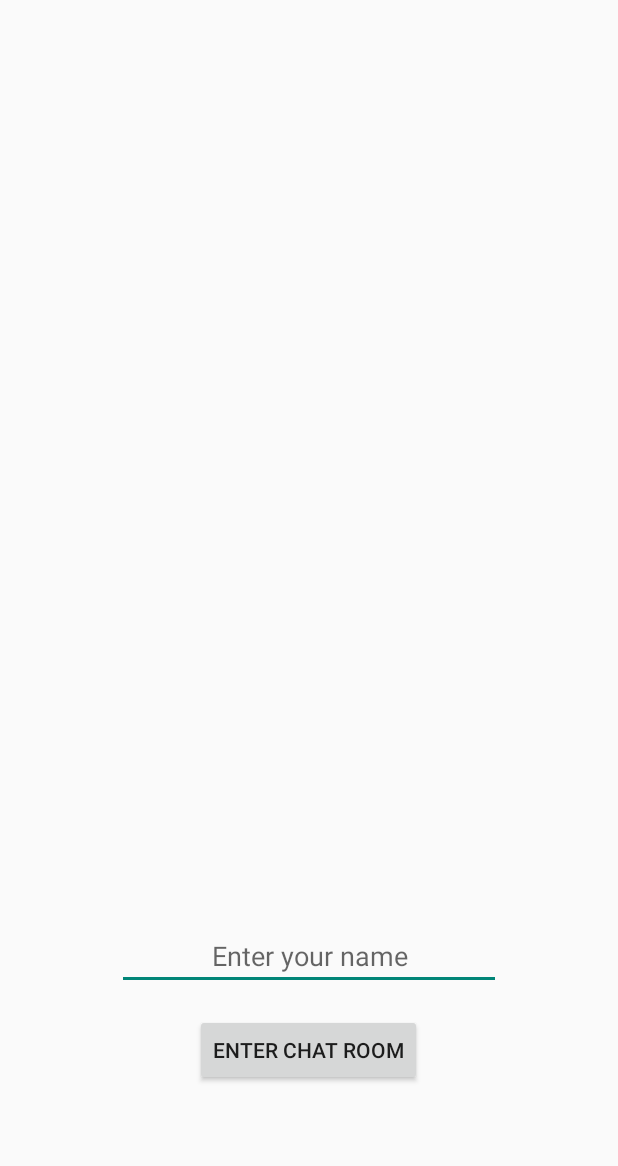
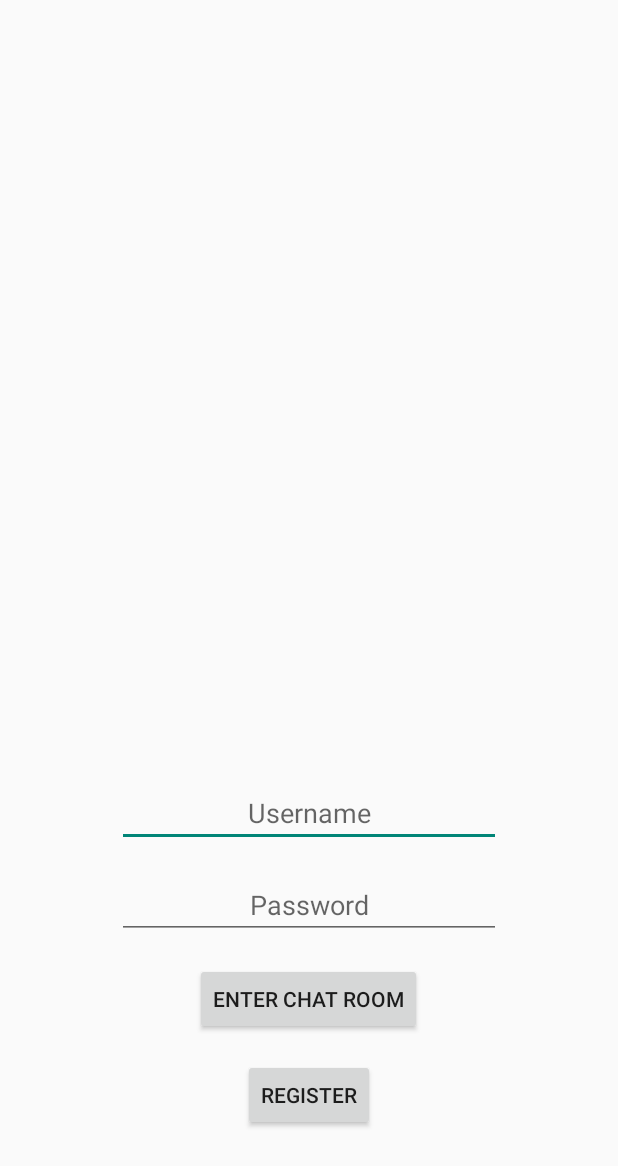
Before and after one commit to adamkoder/ChatterApp, an Android app: the screen it shows after launch (LoginActivity), on a phone screen of 412 x 824 dp. Shown: the top 1166 px of the screen. Run offline under Robolectric (Android 15) with nearby library versions, the phone set to English and light mode, and no system bars.

Commit message:
Added user registration has bugs

```diff
--- a/app/build.gradle
+++ b/app/build.gradle
@@ -28,4 +28,5 @@ dependencies {
     implementation 'com.android.support:recyclerview-v7:28.0.0'
     implementation 'com.android.support:design:28.0.0'
     implementation 'com.google.code.gson:gson:2.8.5'
+    implementation 'com.xeoh.android:text-highlighter:1.0.1'
 }
--- a/app/src/main/res/drawable/message_bg_shape.xml
+++ b/app/src/main/res/drawable/other_users_background.xml
@@ -1,8 +1,8 @@
 <?xml version="1.0" encoding="utf-8"?>
 <shape xmlns:android="http://schemas.android.com/apk/res/android">
-    <corners android:radius="20dp"/>
-    <gradient android:startColor="@color/gradientStart"
-              android:endColor="@color/gradientEnd"
+    <corners android:radius="12dp"/>
+    <gradient android:startColor="#02BDA3"
+              android:endColor="#02BDA3"
               android:angle="135"/>
     <size android:layout_height="50dp" android:width="20dp"/>
 </shape>
--- a/app/src/main/res/layout/activity_login.xml
+++ b/app/src/main/res/layout/activity_login.xml
@@ -7,10 +7,10 @@
     tools:context=".LoginActivity">
 
     <EditText
-        android:id="@+id/username"
+        android:id="@+id/login_username"
         android:layout_width="wrap_content"
         android:layout_height="wrap_content"
-        android:layout_above="@+id/enterRoomButton"
+        android:layout_above="@+id/login_password"
         android:layout_centerHorizontal="true"
         android:layout_marginBottom="16dp"
         android:ems="12"
@@ -24,16 +24,47 @@
         app:layout_constraintStart_toStartOf="parent"
         app:layout_constraintTop_toTopOf="parent"/>
 
+    <EditText
+        android:id="@+id/login_password"
+        android:layout_width="wrap_content"
+        android:layout_height="wrap_content"
+        android:layout_above="@+id/enterRoomButton"
+        android:layout_centerHorizontal="true"
+        android:layout_marginBottom="16dp"
+        android:ems="12"
+        android:hint="@string/password"
+        android:inputType="textPassword"
+        android:textAlignment="center"
+        android:textColorLink="@android:color/darker_gray"
+        app:layout_constraintBottom_toBottomOf="parent"
+        app:layout_constraintEnd_toEndOf="parent"
+        app:layout_constraintHorizontal_bias="0.502"
+        app:layout_constraintStart_toStartOf="parent"
+        app:layout_constraintTop_toTopOf="parent"/>
+
     <Button
         android:id="@+id/enterRoomButton"
         android:layout_width="wrap_content"
         android:layout_height="wrap_content"
-        android:layout_alignParentBottom="true"
         android:layout_centerHorizontal="true"
-        android:layout_marginBottom="100dp"
+        android:layout_marginBottom="16dp"
         android:onClick="enterChat"
         android:text="@string/enter_chat"
+        android:layout_above="@id/registerButton"
         app:layout_constraintEnd_toEndOf="parent"
         app:layout_constraintStart_toStartOf="parent"
-        app:layout_constraintTop_toBottomOf="@+id/username" />
+        app:layout_constraintTop_toBottomOf="@+id/login_username" />
+
+    <Button
+        android:id="@+id/registerButton"
+        android:layout_width="wrap_content"
+        android:layout_height="wrap_content"
+        android:layout_centerHorizontal="true"
+        android:layout_alignParentBottom="true"
+        android:layout_marginBottom="70dp"
+        android:onClick="toRegistrationActivity"
+        android:text="Register"
+        app:layout_constraintEnd_toEndOf="parent"
+        app:layout_constraintStart_toStartOf="parent"
+        app:layout_constraintTop_toBottomOf="@+id/login_username" />
 </RelativeLayout>
--- a/app/src/main/res/layout/search_popup_window.xml
+++ b/app/src/main/res/layout/search_popup_window.xml
@@ -32,6 +32,7 @@
             android:layout_height="wrap_content"
             android:layout_gravity="end"
             android:layout_marginEnd="20dp"
-            android:src="@drawable/ic_search_black_24dp" />
+            android:src="@drawable/ic_search_black_24dp"
+            android:onClick="searchChatHistory"/>
     </android.support.v7.widget.Toolbar>
 </LinearLayout>
--- a/app/src/main/res/values/strings.xml
+++ b/app/src/main/res/values/strings.xml
@@ -1,6 +1,7 @@
 <resources>
     <string name="app_name">Public Chat</string>
-    <string name="username">Enter your name</string>
+    <string name="username">Username</string>
     <string name="enter_chat">Enter Chat room</string>
     <string name="send_message">Send</string>
+    <string name="password">Password</string>
 </resources>
```
Also changed, not shown: app/src/main/AndroidManifest.xml (+9 -6 lines), app/src/main/java/com/example/publicchat/ChatBubbleAdapter.java (+10 -5 lines), app/src/main/java/com/example/publicchat/ChatRoomActivity.java (+14 -12 lines), app/src/main/java/com/example/publicchat/LoadingScreen.java (+3 -8 lines), app/src/main/java/com/example/publicchat/LoginActivity.java (+27 -26 lines), app/src/main/java/com/example/publicchat/RegistrationActivity.java (added, +106 -0 lines), app/src/main/java/com/example/publicchat/User.java (+15 -5 lines), app/src/main/res/drawable/current_user_background.xml (added, +8 -0 lines), app/src/main/res/layout/activity_registration.xml (added, +31 -0 lines), app/src/main/res/layout/current_user_chat_bubble.xml (+11 -28 lines), app/src/main/res/layout/other_users_chat_bubble.xml (+27 -23 lines).
